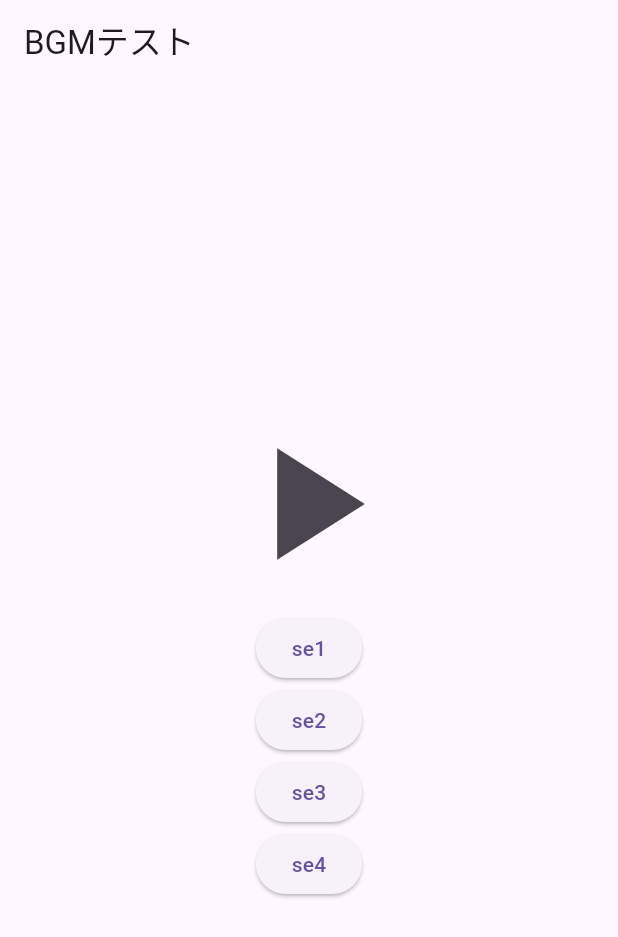
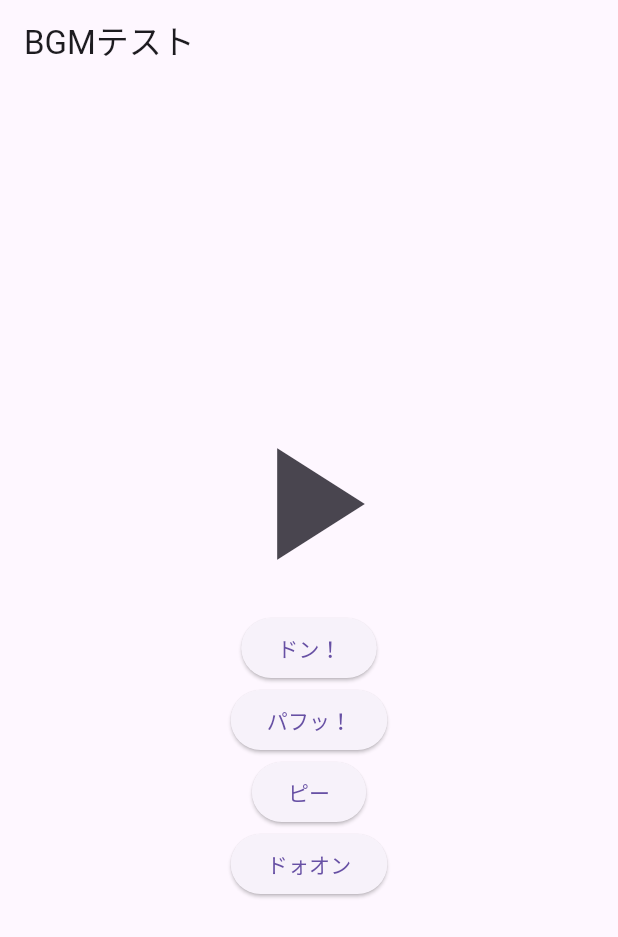
Before and after one commit to ironmax123/oyutamari_bongo, a Flutter app: the screen it shows after launch, on a phone screen of 412 x 824 dp. Shown: the top 937 px of the screen. Run offline on Flutter 3.47's test engine with Material 3 defaults, Android fonts, the phone set to English and light mode, and no system bars; our stand-ins replace flutter_blue_plus, flutter_hooks, just_audio; missing offline and left inert: audio_session; statements that could not run were skipped.

Commit message:
[レビュー修正]id,ボタンテキスト,pathをリスト化

```diff
--- a/lib/pages/sounds/components/se_button.dart
+++ b/lib/pages/sounds/components/se_button.dart
@@ -1,23 +1,18 @@
 import 'package:flutter/material.dart';
 import 'package:just_audio/just_audio.dart';
 
-Widget buttonWidget(Map<String, dynamic> mapData) {
+import '../logic/audio_map.dart';
+
+Widget soundButtonWidget(AudioPlayer audioPlayer) {
   return Column(
-    mainAxisAlignment: MainAxisAlignment.center,
-    children: mapData.entries.map<Widget>((entry) {
-      // <Widget> 型を明示
+    children: AudioMap.buttons.map((button) {
       return ElevatedButton(
         onPressed: () async {
-          try {
-            final subPlayer = AudioPlayer();
-            await subPlayer.setAsset(entry.value);
-            subPlayer.play();
-          } catch (e) {
-            debugPrint('Error playing sound: $e');
-          }
+          await audioPlayer.setAsset(button.soundPath);
+          await audioPlayer.play();
         },
-        child: Text(entry.key), // ボタンには key を表示
+        child: Text(button.name),
       );
-    }).toList(), // 明示的に List<Widget> に変換
+    }).toList(),
   );
 }
--- a/lib/pages/sounds/logic/audio_map.dart
+++ b/lib/pages/sounds/logic/audio_map.dart
@@ -1,14 +1,30 @@
 import '/gen/assets.gen.dart';
 
+class SoundButton {
+  final String id; // ボタンのユニークID
+  final String name; // ボタンの表示名
+  final String soundPath; // 効果音のファイルパス
+
+  const SoundButton({
+    required this.id,
+    required this.name,
+    required this.soundPath,
+  });
+}
+
 class AudioMap {
-  Map<String, dynamic> idPath = {
-    //id(表示名):path(ファイルパス),
-    'se1': Assets.sounds.se1,
-    'se2': Assets.sounds.se2,
-    'se3': Assets.sounds.se3,
-    'se4': Assets.sounds.se4,
-  };
-  Map<String, dynamic> getidPath() {
-    return idPath;
+  static final List<SoundButton> buttons = [
+    SoundButton(id: 'se1', name: 'ドン！', soundPath: Assets.sounds.se1),
+    SoundButton(id: 'se2', name: 'パフッ！', soundPath: Assets.sounds.se2),
+    SoundButton(id: 'se3', name: 'ピー', soundPath: Assets.sounds.se3),
+    SoundButton(id: 'se4', name: 'ドォオン', soundPath: Assets.sounds.se4),
+  ];
+
+  static SoundButton? getButtonById(String id) {
+    return buttons.firstWhere((button) => button.id == id);
+  }
+
+  static List<String> getAllPaths() {
+    return buttons.map((button) => button.soundPath).toList();
   }
 }
--- a/lib/pages/sounds/sounds_test.dart
+++ b/lib/pages/sounds/sounds_test.dart
@@ -2,7 +2,7 @@ import 'package:flutter/material.dart';
 import 'package:flutter_hooks/flutter_hooks.dart';
 import 'package:just_audio/just_audio.dart';
 import 'package:audio_session/audio_session.dart';
-import '/pages/sounds/logic/audio_map.dart';
+//import '/pages/sounds/logic/audio_map.dart';
 import '../../gen/assets.gen.dart';
 import 'components/se_button.dart';
 import 'logic/change_speed.dart';
@@ -13,9 +13,9 @@ class SoundsTest extends HookWidget {
   @override
   Widget build(BuildContext context) {
     final mainPlayer = useMemoized(() => AudioPlayer());
-    //final subPlayer = useMemoized(() => AudioPlayer());
-    final audioMap = useMemoized(() => AudioMap());
-    final mapData = useMemoized(() => audioMap.getidPath());
+    final subPlayer = useMemoized(() => AudioPlayer());
+    //final audioMap = useMemoized(() => AudioMap());
+    //final mapData = useMemoized(() => audioMap.getidPath());
     final setting = useMemoized(() => SoundsSettings());
     final isPlaying = useState(false);
     final filldNum = useState(0.0); //ラズパイの送信された数値の変数
@@ -61,7 +61,8 @@ class SoundsTest extends HookWidget {
               },
               iconSize: 128,
             ),
-            buttonWidget(mapData),
+            //buttonWidget(mapData),
+            soundButtonWidget(subPlayer),
             const SizedBox(
               height: 16,
             ),
```
